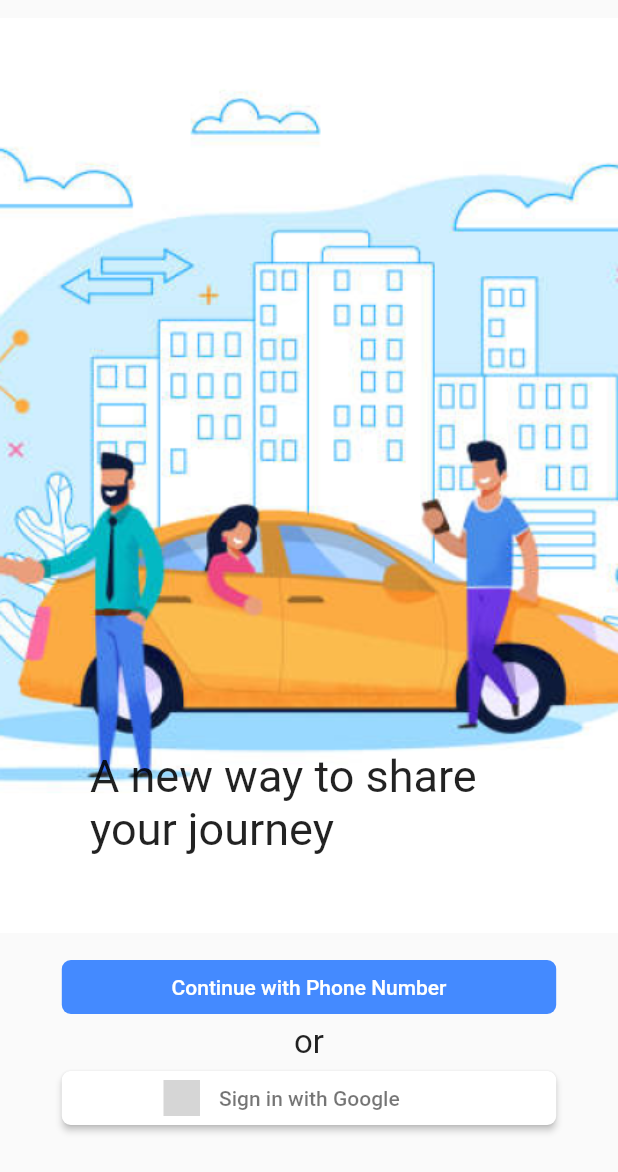
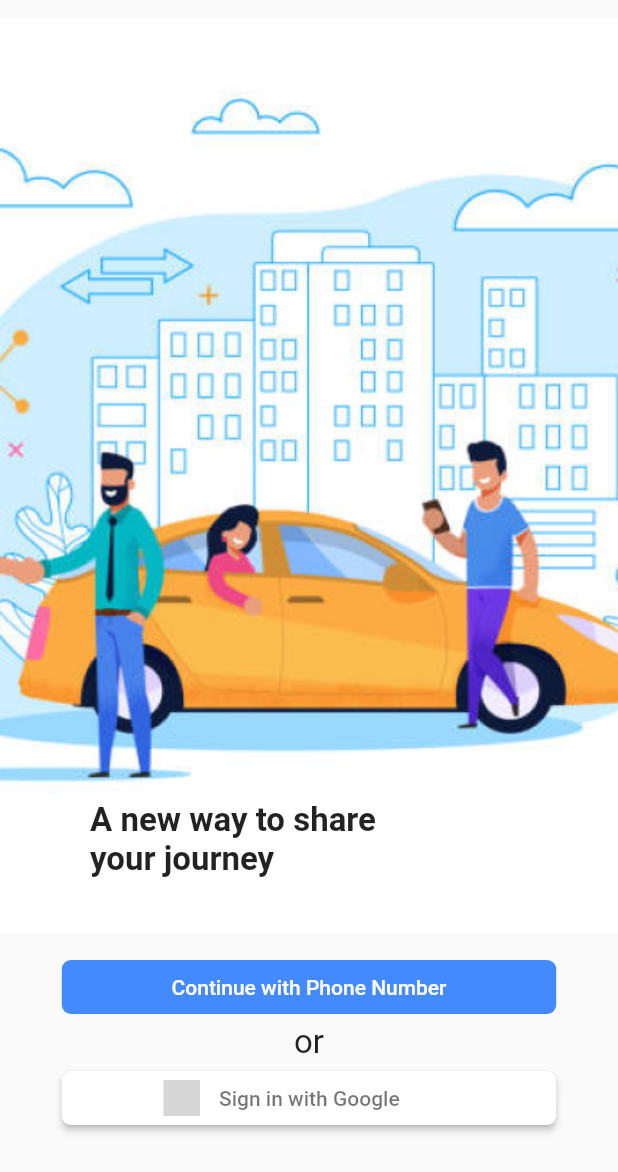
Before and after one commit to shivanigu/front-page, a Flutter app: the screen it shows after launch, on a phone screen of 412 x 824 dp. Shown: the top 1172 px of the screen. Run offline on Flutter 3.47's test engine with Material 2 defaults, Android fonts, the phone set to English and light mode, and no system bars; our stand-ins replace flutter_signin_button; grey boxes are pictures that could not be loaded.

Commit message:
issue solved

```diff
--- a/lib/main.dart
+++ b/lib/main.dart
@@ -1,3 +1,5 @@
+// ignore_for_file: sized_box_for_whitespace
+
 import 'package:flutter/material.dart';
 import 'package:flutter_signin_button/flutter_signin_button.dart';
 
@@ -23,17 +25,18 @@ class Begining extends StatelessWidget {
                 width: 428,
               ),
               Positioned(
-                  top: 500,
+                  bottom: 30,
                   // left: 70,
                   child: Padding(
                     padding: const EdgeInsets.fromLTRB(60.0, 0, 60.0, 0),
                     child: Container(
                       width: 273,
                       height: 70.0,
-                      child: Text(
-                        'A new way to share your journey',
+                      child: const Text(
+                        'A new way to share\nyour journey',
                         style: TextStyle(
-                          fontSize: 30.0,
+                          fontSize: 22.0,
+                          fontWeight: FontWeight.bold,
                           // fontStyle: FontStyle.
                         ),
                         // word
```
